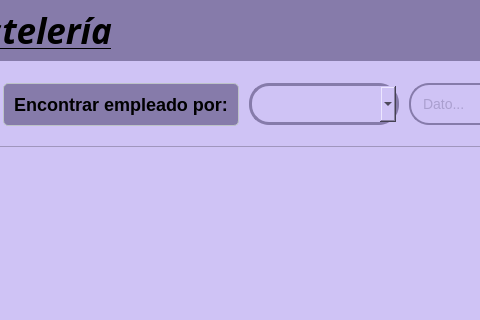
This is app/view/ui/empleadoView.ui in ErickSanat/POS-PythonQt as Qt 5 draws it before an edit; both pictures show x 323 to 803 and y 0 to 320 of the 1200 by 692 pixel window. The edited form follows.
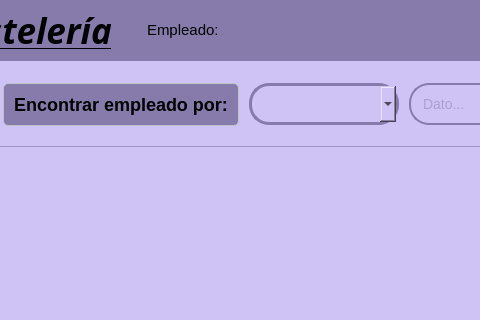
This is the edited form. Icons and pictures are not drawn.

Commit message: update: label de quien esta iniciado

Diff of the .ui file:
```diff
--- a/app/view/ui/empleadoView.ui
+++ b/app/view/ui/empleadoView.ui
@@ -789,6 +789,29 @@
       </size>
      </property>
     </widget>
+    <widget class="QLabel" name="labelEmpleado">
+     <property name="geometry">
+      <rect>
+       <x>470</x>
+       <y>0</y>
+       <width>186</width>
+       <height>59</height>
+      </rect>
+     </property>
+     <property name="font">
+      <font>
+       <pointsize>11</pointsize>
+      </font>
+     </property>
+     <property name="styleSheet">
+      <string notr="true">color: #00000;
+font-size: 14px;
+color: rgb(134, 123, 170);</string>
+     </property>
+     <property name="text">
+      <string>Empleado:</string>
+     </property>
+    </widget>
    </widget>
   </widget>
   <widget class="QFrame" name="frameFlotante">
```
Left out of the diff: 12 changed lines with no effect on the pictures. The commit also changes 19 other files.
